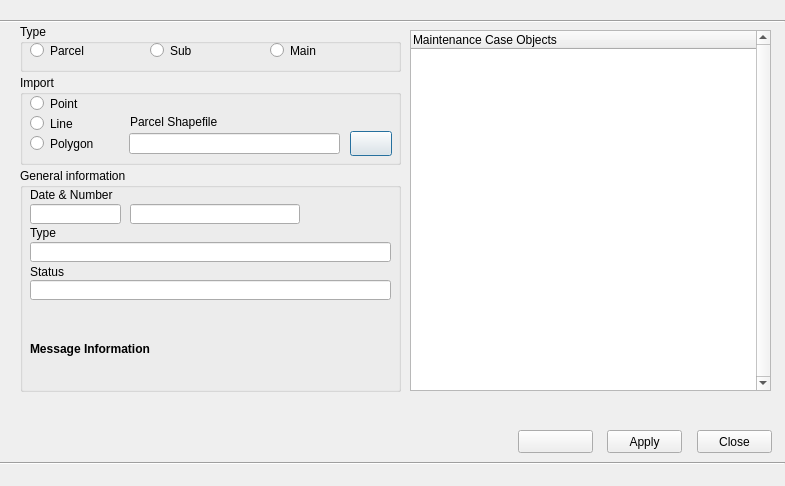
teamlm2/lm2_mgis, file view/PlanCaseDialog.ui: the form before one commit.
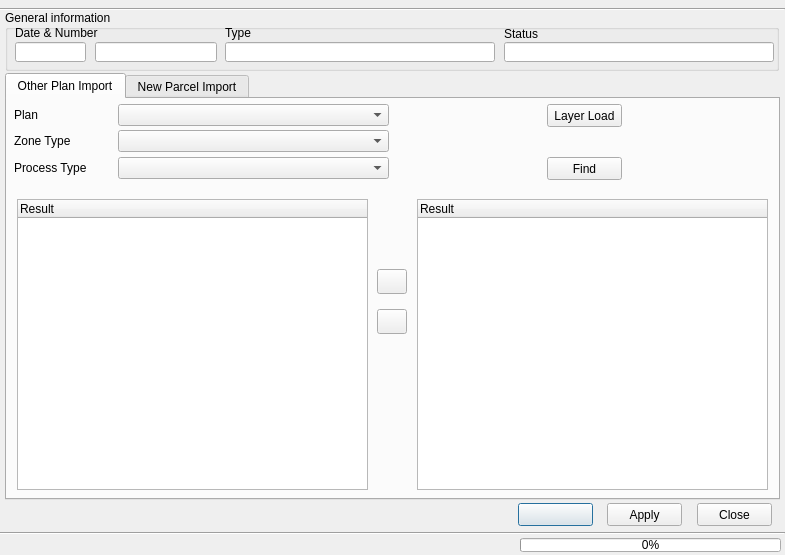
The form after the commit. Icons and pictures are not drawn.

Patch:
```diff
--- a/view/PlanCaseDialog.ui
+++ b/view/PlanCaseDialog.ui
@@ -7,141 +7,19 @@
     <x>0</x>
     <y>0</y>
     <width>785</width>
-    <height>486</height>
+    <height>555</height>
    </rect>
   </property>
   <property name="windowTitle">
    <string>Dialog</string>
   </property>
-  <widget class="QGroupBox" name="import_groupbox">
-   <property name="enabled">
-    <bool>true</bool>
-   </property>
-   <property name="geometry">
-    <rect>
-     <x>20</x>
-     <y>75</y>
-     <width>381</width>
-     <height>90</height>
-    </rect>
-   </property>
-   <property name="title">
-    <string>Import</string>
-   </property>
-   <widget class="QLineEdit" name="parcel_shape_edit">
-    <property name="geometry">
-     <rect>
-      <x>109</x>
-      <y>58</y>
-      <width>211</width>
-      <height>21</height>
-     </rect>
-    </property>
-    <property name="readOnly">
-     <bool>true</bool>
-    </property>
-   </widget>
-   <widget class="QLabel" name="label">
-    <property name="geometry">
-     <rect>
-      <x>110</x>
-      <y>39</y>
-      <width>112</width>
-      <height>16</height>
-     </rect>
-    </property>
-    <property name="text">
-     <string>Parcel Shapefile</string>
-    </property>
-   </widget>
-   <widget class="QPushButton" name="open_parcel_file_button">
-    <property name="geometry">
-     <rect>
-      <x>330</x>
-      <y>56</y>
-      <width>42</width>
-      <height>25</height>
-     </rect>
-    </property>
-    <property name="text">
-     <string/>
-    </property>
-    <property name="icon">
-     <iconset resource="resources.qrc">
-      <normaloff>:/plugins/lm2/open.png</normaloff>:/plugins/lm2/open.png</iconset>
-    </property>
-   </widget>
-   <widget class="QRadioButton" name="point_rbutton">
-    <property name="geometry">
-     <rect>
-      <x>10</x>
-      <y>20</y>
-      <width>82</width>
-      <height>17</height>
-     </rect>
-    </property>
-    <property name="text">
-     <string>Point</string>
-    </property>
-   </widget>
-   <widget class="QRadioButton" name="line_rbutton">
-    <property name="geometry">
-     <rect>
-      <x>10</x>
-      <y>40</y>
-      <width>82</width>
-      <height>17</height>
-     </rect>
-    </property>
-    <property name="text">
-     <string>Line</string>
-    </property>
-   </widget>
-   <widget class="QRadioButton" name="polygon_rbutton">
-    <property name="enabled">
-     <bool>true</bool>
-    </property>
-    <property name="geometry">
-     <rect>
-      <x>10</x>
-      <y>60</y>
-      <width>82</width>
-      <height>17</height>
-     </rect>
-    </property>
-    <property name="text">
-     <string>Polygon</string>
-    </property>
-   </widget>
-  </widget>
-  <widget class="QTreeWidget" name="result_twidget">
-   <property name="geometry">
-    <rect>
-     <x>410</x>
-     <y>30</y>
-     <width>361</width>
-     <height>361</height>
-    </rect>
-   </property>
-   <property name="verticalScrollBarPolicy">
-    <enum>Qt::ScrollBarAlwaysOn</enum>
-   </property>
-   <attribute name="headerDefaultSectionSize">
-    <number>100</number>
-   </attribute>
-   <column>
-    <property name="text">
-     <string>Maintenance Case Objects</string>
-    </property>
-   </column>
-  </widget>
   <widget class="QGroupBox" name="groupBox">
    <property name="geometry">
     <rect>
-     <x>20</x>
-     <y>168</y>
-     <width>381</width>
-     <height>224</height>
+     <x>5</x>
+     <y>10</y>
+     <width>774</width>
+     <height>61</height>
     </rect>
    </property>
    <property name="title">
@@ -151,7 +29,7 @@
     <property name="geometry">
      <rect>
       <x>10</x>
-      <y>20</y>
+      <y>16</y>
       <width>167</width>
       <height>13</height>
      </rect>
@@ -163,9 +41,9 @@
    <widget class="QLineEdit" name="type_edit">
     <property name="geometry">
      <rect>
-      <x>10</x>
-      <y>74</y>
-      <width>361</width>
+      <x>220</x>
+      <y>32</y>
+      <width>270</width>
       <height>20</height>
      </rect>
     </property>
@@ -176,8 +54,8 @@
    <widget class="QLabel" name="label_3">
     <property name="geometry">
      <rect>
-      <x>10</x>
-      <y>57</y>
+      <x>220</x>
+      <y>15</y>
       <width>81</width>
       <height>16</height>
      </rect>
@@ -190,8 +68,8 @@
     <property name="geometry">
      <rect>
       <x>10</x>
-      <y>36</y>
-      <width>91</width>
+      <y>32</y>
+      <width>71</width>
       <height>20</height>
      </rect>
     </property>
@@ -202,9 +80,9 @@
    <widget class="QLineEdit" name="plan_num_edit">
     <property name="geometry">
      <rect>
-      <x>110</x>
-      <y>36</y>
-      <width>170</width>
+      <x>90</x>
+      <y>32</y>
+      <width>122</width>
       <height>20</height>
      </rect>
     </property>
@@ -215,9 +93,9 @@
    <widget class="QLineEdit" name="status_edit">
     <property name="geometry">
      <rect>
-      <x>10</x>
-      <y>112</y>
-      <width>361</width>
+      <x>499</x>
+      <y>32</y>
+      <width>270</width>
       <height>20</height>
      </rect>
     </property>
@@ -228,8 +106,8 @@
    <widget class="QLabel" name="label_4">
     <property name="geometry">
      <rect>
-      <x>10</x>
-      <y>96</y>
+      <x>499</x>
+      <y>16</y>
       <width>81</width>
       <height>16</height>
      </rect>
@@ -238,31 +116,12 @@
      <string>Status</string>
     </property>
    </widget>
-   <widget class="QLabel" name="message_label">
-    <property name="geometry">
-     <rect>
-      <x>10</x>
-      <y>145</y>
-      <width>361</width>
-      <height>71</height>
-     </rect>
-    </property>
-    <property name="font">
-     <font>
-      <weight>75</weight>
-      <bold>true</bold>
-     </font>
-    </property>
-    <property name="text">
-     <string>Message Information</string>
-    </property>
-   </widget>
   </widget>
   <widget class="Line" name="line">
    <property name="geometry">
     <rect>
      <x>0</x>
-     <y>18</y>
+     <y>6</y>
      <width>785</width>
      <height>7</height>
     </rect>
@@ -275,7 +134,7 @@
    <property name="geometry">
     <rect>
      <x>0</x>
-     <y>460</y>
+     <y>530</y>
      <width>785</width>
      <height>7</height>
     </rect>
@@ -288,7 +147,7 @@
    <property name="geometry">
     <rect>
      <x>518</x>
-     <y>430</y>
+     <y>503</y>
      <width>75</width>
      <height>23</height>
     </rect>
@@ -308,7 +167,7 @@
    <property name="geometry">
     <rect>
      <x>697</x>
-     <y>430</y>
+     <y>503</y>
      <width>75</width>
      <height>23</height>
     </rect>
@@ -321,7 +180,7 @@
    <property name="geometry">
     <rect>
      <x>607</x>
-     <y>430</y>
+     <y>503</y>
      <width>75</width>
      <height>23</height>
     </rect>
@@ -330,64 +189,335 @@
     <string>Apply</string>
    </property>
   </widget>
-  <widget class="QGroupBox" name="groupBox_2">
+  <widget class="QTabWidget" name="tabWidget">
    <property name="geometry">
     <rect>
-     <x>20</x>
-     <y>24</y>
-     <width>381</width>
-     <height>48</height>
+     <x>5</x>
+     <y>73</y>
+     <width>775</width>
+     <height>427</height>
     </rect>
    </property>
-   <property name="title">
-    <string>Type</string>
+   <property name="currentIndex">
+    <number>0</number>
    </property>
-   <widget class="QRadioButton" name="zone_parcel_rbutton">
-    <property name="geometry">
-     <rect>
-      <x>10</x>
-      <y>18</y>
-      <width>120</width>
-      <height>17</height>
-     </rect>
-    </property>
-    <property name="text">
-     <string>Parcel</string>
-    </property>
+   <widget class="QWidget" name="tab_2">
+    <attribute name="title">
+     <string>Other Plan Import</string>
+    </attribute>
+    <widget class="QTreeWidget" name="main_tree_widget">
+     <property name="geometry">
+      <rect>
+       <x>10</x>
+       <y>100</y>
+       <width>351</width>
+       <height>291</height>
+      </rect>
+     </property>
+     <column>
+      <property name="text">
+       <string>Result</string>
+      </property>
+     </column>
+    </widget>
+    <widget class="QLabel" name="label_10">
+     <property name="geometry">
+      <rect>
+       <x>7</x>
+       <y>34</y>
+       <width>101</width>
+       <height>16</height>
+      </rect>
+     </property>
+     <property name="text">
+      <string>Zone Type</string>
+     </property>
+    </widget>
+    <widget class="QComboBox" name="zone_type_cbox">
+     <property name="geometry">
+      <rect>
+       <x>111</x>
+       <y>31</y>
+       <width>271</width>
+       <height>22</height>
+      </rect>
+     </property>
+    </widget>
+    <widget class="QComboBox" name="main_process_type_cbox">
+     <property name="geometry">
+      <rect>
+       <x>111</x>
+       <y>58</y>
+       <width>271</width>
+       <height>22</height>
+      </rect>
+     </property>
+    </widget>
+    <widget class="QLabel" name="label_5">
+     <property name="geometry">
+      <rect>
+       <x>7</x>
+       <y>61</y>
+       <width>102</width>
+       <height>16</height>
+      </rect>
+     </property>
+     <property name="text">
+      <string>Process Type</string>
+     </property>
+    </widget>
+    <widget class="QTreeWidget" name="current_tree_widget">
+     <property name="geometry">
+      <rect>
+       <x>410</x>
+       <y>100</y>
+       <width>351</width>
+       <height>291</height>
+      </rect>
+     </property>
+     <column>
+      <property name="text">
+       <string>Result</string>
+      </property>
+     </column>
+    </widget>
+    <widget class="QPushButton" name="add_button">
+     <property name="geometry">
+      <rect>
+       <x>370</x>
+       <y>170</y>
+       <width>30</width>
+       <height>25</height>
+      </rect>
+     </property>
+     <property name="text">
+      <string/>
+     </property>
+     <property name="icon">
+      <iconset resource="resources.qrc">
+       <normaloff>:/plugins/lm2/double_right_button.png</normaloff>:/plugins/lm2/double_right_button.png</iconset>
+     </property>
+    </widget>
+    <widget class="QPushButton" name="remove_button">
+     <property name="geometry">
+      <rect>
+       <x>370</x>
+       <y>210</y>
+       <width>30</width>
+       <height>25</height>
+      </rect>
+     </property>
+     <property name="text">
+      <string/>
+     </property>
+     <property name="icon">
+      <iconset resource="resources.qrc">
+       <normaloff>:/plugins/lm2/double_left_button.png</normaloff>:/plugins/lm2/double_left_button.png</iconset>
+     </property>
+    </widget>
+    <widget class="QLabel" name="label_11">
+     <property name="geometry">
+      <rect>
+       <x>7</x>
+       <y>8</y>
+       <width>101</width>
+       <height>16</height>
+      </rect>
+     </property>
+     <property name="text">
+      <string>Plan</string>
+     </property>
+    </widget>
+    <widget class="QComboBox" name="plan_cbox">
+     <property name="geometry">
+      <rect>
+       <x>111</x>
+       <y>5</y>
+       <width>271</width>
+       <height>22</height>
+      </rect>
+     </property>
+    </widget>
+    <widget class="QPushButton" name="selected_layer_button">
+     <property name="geometry">
+      <rect>
+       <x>540</x>
+       <y>5</y>
+       <width>75</width>
+       <height>23</height>
+      </rect>
+     </property>
+     <property name="text">
+      <string>Layer Load</string>
+     </property>
+    </widget>
+    <widget class="QPushButton" name="find_button">
+     <property name="geometry">
+      <rect>
+       <x>540</x>
+       <y>58</y>
+       <width>75</width>
+       <height>23</height>
+      </rect>
+     </property>
+     <property name="text">
+      <string>Find</string>
+     </property>
+    </widget>
    </widget>
-   <widget class="QRadioButton" name="zone_sub_rbutton">
-    <property name="geometry">
-     <rect>
-      <x>130</x>
-      <y>18</y>
-      <width>120</width>
-      <height>17</height>
-     </rect>
-    </property>
-    <property name="text">
-     <string>Sub</string>
-    </property>
-   </widget>
-   <widget class="QRadioButton" name="zone_main_rbutton">
-    <property name="geometry">
-     <rect>
-      <x>250</x>
-      <y>18</y>
-      <width>120</width>
-      <height>17</height>
-     </rect>
-    </property>
-    <property name="text">
-     <string>Main</string>
-    </property>
+   <widget class="QWidget" name="tab">
+    <attribute name="title">
+     <string>New Parcel Import</string>
+    </attribute>
+    <widget class="QTreeWidget" name="result_twidget">
+     <property name="geometry">
+      <rect>
+       <x>401</x>
+       <y>6</y>
+       <width>361</width>
+       <height>391</height>
+      </rect>
+     </property>
+     <property name="verticalScrollBarPolicy">
+      <enum>Qt::ScrollBarAlwaysOn</enum>
+     </property>
+     <attribute name="headerDefaultSectionSize">
+      <number>100</number>
+     </attribute>
+     <column>
+      <property name="text">
+       <string>Maintenance Case Objects</string>
+      </property>
+     </column>
+    </widget>
+    <widget class="QGroupBox" name="import_groupbox">
+     <property name="enabled">
+      <bool>true</bool>
+     </property>
+     <property name="geometry">
+      <rect>
+       <x>11</x>
+       <y>0</y>
+       <width>381</width>
+       <height>141</height>
+      </rect>
+     </property>
+     <property name="title">
+      <string>Import</string>
+     </property>
+     <widget class="QLineEdit" name="parcel_shape_edit">
+      <property name="geometry">
+       <rect>
+        <x>9</x>
+        <y>104</y>
+        <width>311</width>
+        <height>21</height>
+       </rect>
+      </property>
+      <property name="readOnly">
+       <bool>true</bool>
+      </property>
+     </widget>
+     <widget class="QLabel" name="label">
+      <property name="geometry">
+       <rect>
+        <x>10</x>
+        <y>85</y>
+        <width>112</width>
+        <height>16</height>
+       </rect>
+      </property>
+      <property name="text">
+       <string>Parcel Shapefile</string>
+      </property>
+     </widget>
+     <widget class="QPushButton" name="open_parcel_file_button">
+      <property name="geometry">
+       <rect>
+        <x>330</x>
+        <y>102</y>
+        <width>42</width>
+        <height>25</height>
+       </rect>
+      </property>
+      <property name="text">
+       <string/>
+      </property>
+      <property name="icon">
+       <iconset resource="resources.qrc">
+        <normaloff>:/plugins/lm2/open.png</normaloff>:/plugins/lm2/open.png</iconset>
+      </property>
+     </widget>
+     <widget class="QRadioButton" name="point_rbutton">
+      <property name="geometry">
+       <rect>
+        <x>10</x>
+        <y>20</y>
+        <width>82</width>
+        <height>17</height>
+       </rect>
+      </property>
+      <property name="text">
+       <string>Point</string>
+      </property>
+     </widget>
+     <widget class="QRadioButton" name="line_rbutton">
+      <property name="geometry">
+       <rect>
+        <x>10</x>
+        <y>40</y>
+        <width>82</width>
+        <height>17</height>
+       </rect>
+      </property>
+      <property name="text">
+       <string>Line</string>
+      </property>
+     </widget>
+     <widget class="QRadioButton" name="polygon_rbutton">
+      <property name="enabled">
+       <bool>true</bool>
+      </property>
+      <property name="geometry">
+       <rect>
+        <x>10</x>
+        <y>60</y>
+        <width>82</width>
+        <height>17</height>
+       </rect>
+      </property>
+      <property name="text">
+       <string>Polygon</string>
+      </property>
+     </widget>
+    </widget>
+    <widget class="QLabel" name="message_label">
+     <property name="geometry">
+      <rect>
+       <x>12</x>
+       <y>150</y>
+       <width>377</width>
+       <height>71</height>
+      </rect>
+     </property>
+     <property name="font">
+      <font>
+       <weight>75</weight>
+       <bold>true</bold>
+      </font>
+     </property>
+     <property name="text">
+      <string>Message Information</string>
+     </property>
+    </widget>
    </widget>
   </widget>
   <widget class="QLabel" name="status_label">
    <property name="geometry">
     <rect>
-     <x>20</x>
-     <y>430</y>
-     <width>341</width>
+     <x>10</x>
+     <y>510</y>
+     <width>399</width>
      <height>16</height>
     </rect>
    </property>
@@ -395,6 +525,22 @@
     <string/>
    </property>
   </widget>
+  <widget class="QProgressBar" name="main_load_pbar">
+   <property name="geometry">
+    <rect>
+     <x>520</x>
+     <y>538</y>
+     <width>261</width>
+     <height>14</height>
+    </rect>
+   </property>
+   <property name="value">
+    <number>0</number>
+   </property>
+   <property name="textDirection">
+    <enum>QProgressBar::TopToBottom</enum>
+   </property>
+  </widget>
  </widget>
  <resources>
   <include location="resources.qrc"/>
```
Left out of the diff: 1 changed line with no effect on the pictures.
